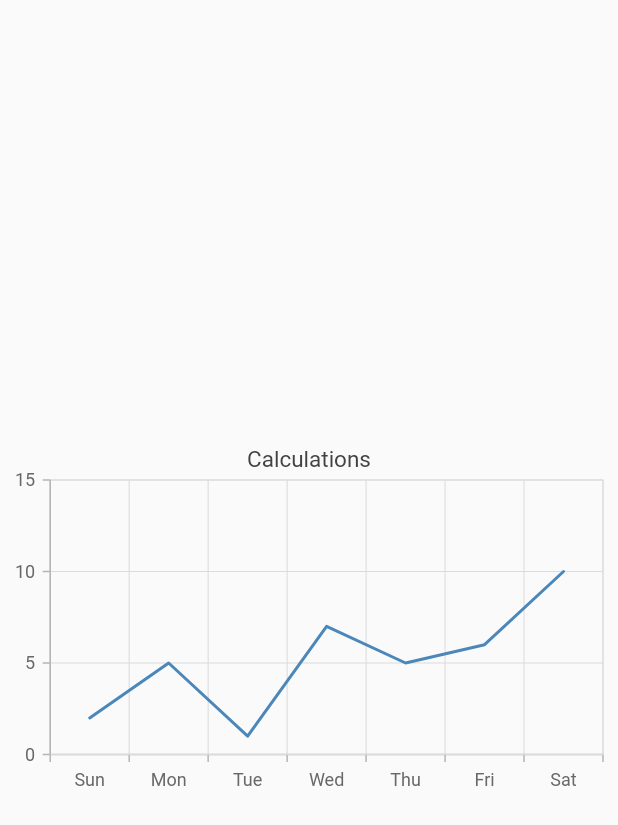
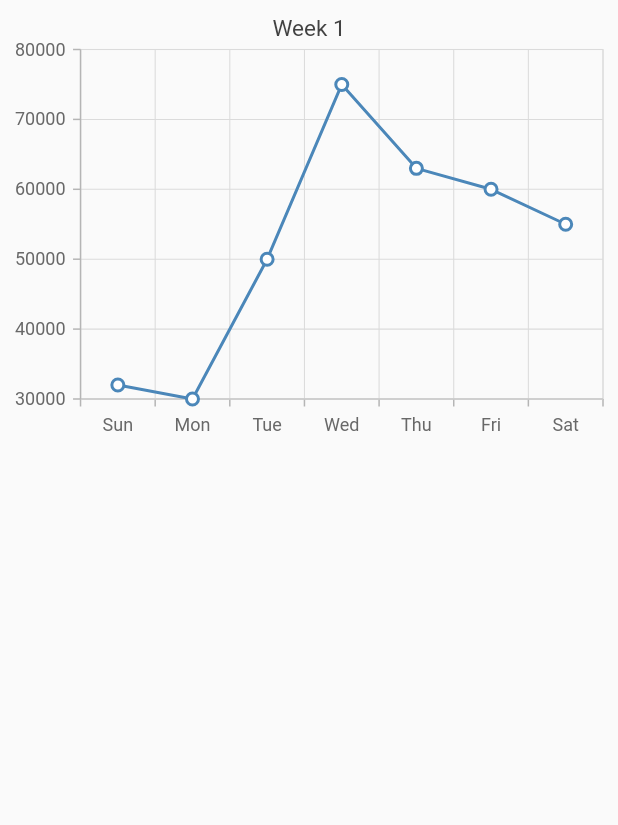
Before and after one commit to AmmarHammoud/PharamcyManagement, a Flutter app: the CalculationScreen screen opened directly, on a phone screen of 412 x 824 dp. Shown: the top 825 px of the screen. Run offline on Flutter 3.47's test engine with Material 2 defaults, Android fonts, the phone set to English and light mode, and no system bars; our stand-ins replace conditional_builder_null_safety, dio, flutter_bloc, flutter_conditional_rendering, flutter_switch, fluttertoast and 3 more; accounts and stored records are empty.

Commit message:
Add graphic chart animation with static data

```diff
--- a/lib/modules/calculations_screen/calculation_screen.dart
+++ b/lib/modules/calculations_screen/calculation_screen.dart
@@ -1,42 +1,132 @@
 import 'package:flutter/material.dart';
 import 'package:syncfusion_flutter_charts/charts.dart';
-class CalculationScreen extends StatelessWidget {
+
+class CalculationScreen extends StatefulWidget {
   const CalculationScreen({Key? key}) : super(key: key);
 
   @override
+  State<CalculationScreen> createState() => _CalculationScreenState();
+}
+
+class _CalculationScreenState extends State<CalculationScreen> {
+  int index = 0;
+  WeeklySales weeklySales = getData(0);
+
+  @override
   Widget build(BuildContext context) {
-    return Scaffold(
-        body: Center(
-            child: SizedBox(
-              width: MediaQuery.of(context).size.width,
-                height: 250,
-                child: SfCartesianChart(
-                  title: ChartTitle(text: 'Calculations'),
-                    primaryXAxis: CategoryAxis(),
-                    series: <LineSeries<SalesData, String>>[
-                      LineSeries<SalesData, String>(
-                          dataSource:  <SalesData>[
-                            SalesData('Sun', 2),
-                            SalesData('Mon', 5),
-                            SalesData('Tue', 1),
-                            SalesData('Wed', 7),
-                            SalesData('Thu', 5),
-                            SalesData('Fri', 6),
-                            SalesData('Sat', 10),
-                          ],
-                          xValueMapper: (SalesData sales, _) => sales.day,
-                          yValueMapper: (SalesData sales, _) => sales.sales
-                      )
-                    ]
-                )
-            )
-        )
+    return SafeArea(
+      child: Scaffold(
+          body: SingleChildScrollView(
+        child: SizedBox(
+          height: 300,
+          child: Column(
+            children: [
+              GestureDetector(
+                onHorizontalDragEnd: (DragEndDetails details) {
+                  if (details.primaryVelocity! < 0) {
+                    //Right swipe
+                    setState(() {
+                      if (index + 1 <= 2) {
+                        weeklySales = getData(++index);
+                      }
+                    });
+                  } else if (details.primaryVelocity! > 0) {
+                    //left swipe
+                    setState(() {
+                      if (index - 1 >= 0) {
+                        weeklySales = getData(--index);
+                      }
+                    });
+                  }
+                },
+                child: WeeklyEarnings(
+                  weeklySales: weeklySales,
+                ),
+              ),
+            ],
+          ),
+        ),
+      )),
     );
   }
 }
 
+class WeeklyEarnings extends StatelessWidget {
+  final WeeklySales weeklySales;
+
+  const WeeklyEarnings({Key? key, required this.weeklySales}) : super(key: key);
+
+  @override
+  Widget build(BuildContext context) {
+    TrackballBehavior trackballBehavior = TrackballBehavior(
+        enable: true, activationMode: ActivationMode.singleTap);
+    return SfCartesianChart(
+        enableAxisAnimation: true,
+        //trackballBehavior: trackballBehavior,
+        primaryYAxis: NumericAxis(
+            minimum: weeklySales.min, maximum: weeklySales.max + 5000),
+        title: ChartTitle(text: weeklySales.title),
+        primaryXAxis: CategoryAxis(),
+        series: <LineSeries<SalesData, String>>[
+          LineSeries<SalesData, String>(
+            markerSettings: const MarkerSettings(isVisible: true),
+            dataSource: weeklySales.salesData,
+            xValueMapper: (SalesData sales, _) => sales.day,
+            yValueMapper: (SalesData sales, _) => sales.sales,
+          ),
+        ]);
+  }
+}
+
+WeeklySales getData(int index) {
+  var list = [
+    WeeklySales(salesData: <SalesData>[
+      SalesData('Sun', 32000),
+      SalesData('Mon', 30000),
+      SalesData('Tue', 50000),
+      SalesData('Wed', 75000),
+      SalesData('Thu', 63000),
+      SalesData('Fri', 60000),
+      SalesData('Sat', 55000),
+    ], min: 30000, max: 75000, title: 'Week 1'),
+    WeeklySales(salesData: <SalesData>[
+      SalesData('Sun', 16000),
+      SalesData('Mon', 35000),
+      SalesData('Tue', 55000),
+      SalesData('Wed', 45000),
+      SalesData('Thu', 33000),
+      SalesData('Fri', 40000),
+      SalesData('Sat', 56000),
+    ], min: 16000, max: 56000, title: 'Week 2'),
+    WeeklySales(salesData: <SalesData>[
+      SalesData('Sun', 37000),
+      SalesData('Mon', 36000),
+      SalesData('Tue', 80000),
+      SalesData('Wed', 75000),
+      SalesData('Thu', 43000),
+      SalesData('Fri', 65000),
+      SalesData('Sat', 51000),
+    ], min: 36000, max: 80000, title: 'Week 3')
+  ];
+  return list[index];
+}
+
 class SalesData {
   SalesData(this.day, this.sales);
+
   final String day;
   final double sales;
 }
+
+class WeeklySales {
+  final List<SalesData> salesData;
+  final double min;
+  final double max;
+  final String title;
+
+  WeeklySales(
+      {required this.salesData,
+      required this.min,
+      required this.max,
+      required this.title});
+}
```
Also changed, not shown: pubspec.lock, 1 other file.
